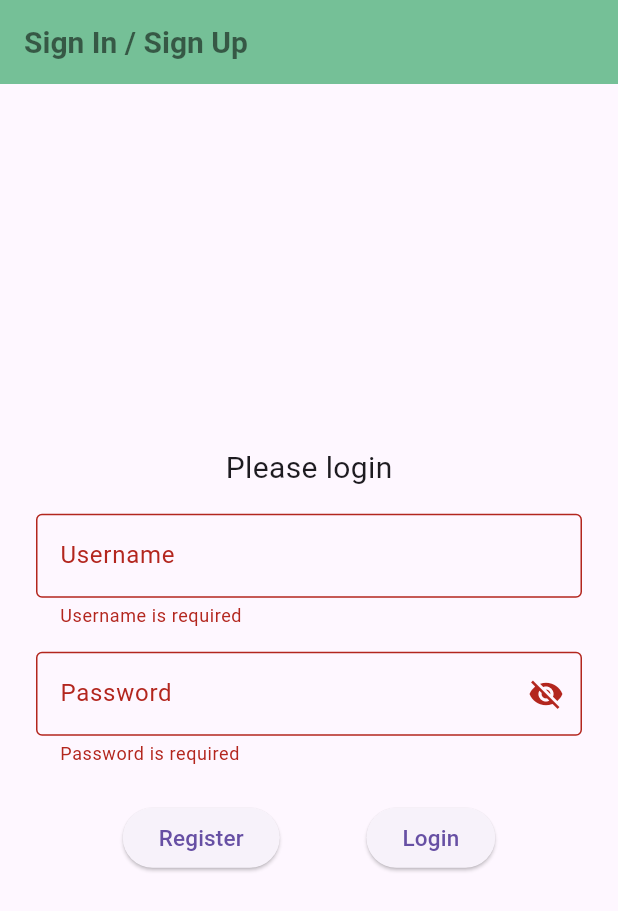
After one commit to jipparchus/KAKUSHIN, a Flutter app: the screen it shows after launch, after a tap on "Register", on a phone screen of 412 x 824 dp. The commit adds this screen. Shown: the top 911 px of the screen. Run offline on Flutter 3.47's test engine with Material 3 defaults, Android fonts, the light colour scheme and no system bars; our stand-ins replace chewie, file_picker, flutter_riverpod, percent_indicator, video_player.

Commit message:
Cleaned the code. Made the Register/Login page.

```diff
--- a/frontend/lib/main.dart
+++ b/frontend/lib/main.dart
@@ -1,85 +1,142 @@
 import 'package:flutter/material.dart';
 import 'package:flutter_riverpod/flutter_riverpod.dart';
-import 'package:frontend/pages/page_a.dart';
-import 'package:frontend/pages/page_b.dart';
-import 'package:frontend/pages/page_c.dart';
-import 'package:frontend/pages/page_d.dart';
-import 'package:frontend/pages/page_e.dart';
-import 'package:frontend/widgets/widget_side_menu.dart';
+import 'package:frontend/pages/page_auth.dart';
 
-main() {
-  const app = MaterialApp(
-    home: MyApp()
-    );
-  const scope = ProviderScope(child: app);
-  runApp(scope);
+// Provider
+// // Page index
+// final indexProvider = StateProvider((ref) {
+//   return 0;
+// });
+// AuthN state
+final isAuthenticatedProvider = StateProvider<bool>((ref) => false);
+
+void main() {
+  runApp(const ProviderScope(child: MyApp()));
 }
 
-// Provider
-final indexProvider = StateProvider((ref) {
-  return 0;
-});
-
-class MyApp extends ConsumerWidget {
+class MyApp extends StatelessWidget {
   const MyApp({super.key});
 
   @override
-  Widget build(BuildContext context, WidgetRef ref) {
-    // Index
-    final index = ref.watch(indexProvider);
-    // Items
-    const items = [
-      BottomNavigationBarItem(
-        icon: Icon(Icons.build),
-        label: 'Trim & Holding',
-      ),
-      BottomNavigationBarItem(
-        icon: Icon(Icons.crop),
-        label: 'Wall',
-      ),
-      BottomNavigationBarItem(
-        icon: Icon(Icons.polyline),
-        label: 'Key Points',
-      ),
-      BottomNavigationBarItem(
-        icon: Icon(Icons.view_in_ar),
-        label: '3D Animation',
-      ),
-      BottomNavigationBarItem(
-        icon: Icon(Icons.insights),
-        label: 'Analysis',
-      ),
-    ];
-
-    final bar = BottomNavigationBar(
-      items: items,
-      backgroundColor: const Color.fromARGB(255, 117, 192, 151),
-      selectedItemColor: Colors.black,
-      unselectedItemColor: const Color.fromARGB(255, 189, 186, 186),
-      currentIndex: index,
-      onTap: (index) {
-        // Change index
-        ref.read(indexProvider.notifier).state = index;
-      },
-    );
-
-    const pages = [
-      PageA(),
-      PageB(),
-      PageC(),
-      PageD(),
-      PageE(),
-    ];
-
-    // Drawer
-    const drawer = Drawer(
-      child: SideMenu(),
-    );
-
-    return Scaffold(
-      drawer: drawer,
-      body: pages[index],
-      bottomNavigationBar: bar,
+  Widget build(BuildContext context) {
+    return MaterialApp(
+      debugShowCheckedModeBanner: false,
+      home: const AuthPage(), // Always show AuthPage first
     );
   }
 }
+
+
+
+
+
+
+
+
+
+// void main() {
+//   runApp(
+//     const ProviderScope(
+//       child: RootApp(),
+//     ),
+//   );
+// }
+
+
+// class RootApp extends ConsumerWidget {
+//   const RootApp({super.key});
+
+//   @override
+//   Widget build(BuildContext context, WidgetRef ref) {
+//     final isAuthenticated = ref.watch(isAuthenticatedProvider);
+
+//     return MaterialApp(
+//       home: isAuthenticated ? const MyApp() : const AuthPage(),
+//     );
+//   }
+// }
+
+
+
+
+
+
+
+
+
+
+
+
+
+
+
+
+
+
+
+// // After Authenticated
+// class MyApp extends ConsumerWidget {
+//   const MyApp({super.key});
+
+//   @override
+//   Widget build(BuildContext context, WidgetRef ref) {
+//     // If authenticated
+//     // final isAuthenticated = ref.watch(isAuthenticatedProvider);
+//     // Index watched
+//     final index = ref.watch(indexProvider);
+//     // Items
+//     const items = [
+//       BottomNavigationBarItem(
+//         icon: Icon(Icons.build),
+//         label: 'Trim & Holding',
+//       ),
+//       BottomNavigationBarItem(
+//         icon: Icon(Icons.crop),
+//         label: 'Wall',
+//       ),
+//       BottomNavigationBarItem(
+//         icon: Icon(Icons.polyline),
+//         label: 'Key Points',
+//       ),
+//       BottomNavigationBarItem(
+//         icon: Icon(Icons.view_in_ar),
+//         label: '3D Animation',
+//       ),
+//       BottomNavigationBarItem(
+//         icon: Icon(Icons.insights),
+//         label: 'Analysis',
+//       ),
+//     ];
+
+//     final bar = BottomNavigationBar(
+//       items: items,
+//       backgroundColor: const Color.fromARGB(255, 117, 192, 151),
+//       selectedItemColor: Colors.black,
+//       unselectedItemColor: const Color.fromARGB(255, 189, 186, 186),
+//       currentIndex: index,
+//       onTap: (index) {
+//         // Change index
+//         ref.read(indexProvider.notifier).state = index;
+//       },
+//     );
+
+//     const pages = [
+//       PageA(),
+//       PageB(),
+//       PageC(),
+//       PageD(),
+//       PageE(),
+//     ];
+
+//     // Drawer
+//     const drawer = Drawer(
+//       child: SideMenu(),
+//     );
+
+//     return Scaffold(
+//       drawer: drawer,
+//       body: pages[index],
+//       bottomNavigationBar: bar,
+//     );
+//   }
+// }
--- /dev/null
+++ b/frontend/lib/pages/page_auth.dart
@@ -0,0 +1,175 @@
+import 'package:flutter/material.dart';
+import 'package:flutter_riverpod/flutter_riverpod.dart';
+import 'package:frontend/pages/page_main.dart';
+import 'package:frontend/utils/utils_auth_request.dart';
+
+// State providers
+// Authentication state
+final isAuthenticatedProvider = StateProvider<bool>((ref) => false);
+// Password visibility state
+final passwordVisibleProvider = StateProvider<bool>((ref) => false);
+// Status message
+final statusmessageProvider = StateProvider<String>((ref) => 'Please login');
+
+
+class AuthPage extends ConsumerStatefulWidget {
+  const AuthPage({super.key});
+
+  @override
+  ConsumerState<AuthPage> createState() => _AuthPageState();
+}
+
+class _AuthPageState extends ConsumerState<AuthPage> {
+  final _formKey = GlobalKey<FormState>();
+
+  final _usernameController = TextEditingController();
+  final _passwordController = TextEditingController();
+
+  @override
+  void dispose() {
+    _usernameController.dispose();
+    _passwordController.dispose();
+    super.dispose();
+  }
+
+  Future<void> _onAuthRequest(String authtype) async {
+
+    if (_formKey.currentState!.validate()) {
+      final username = _usernameController.text.trim();
+      final password = _passwordController.text;
+
+      try {
+        final response = await auth(authtype, username, password);
+        if (response == 200) { // Authenticated
+          ref.read(isAuthenticatedProvider.notifier).state = true;
+          ref.read(statusmessageProvider.notifier).state = '';
+          if (context.mounted) {
+            Navigator.pushReplacement(
+              context,
+              MaterialPageRoute(
+                builder: (_) => const MyApp(),  // App main page
+              ),
+            );
+          }
+        } else if (response == 400) {
+          ref.read(isAuthenticatedProvider.notifier).state = false;
+          ref.read(statusmessageProvider.notifier).state = '🙈 Username already exists';
+        } else if (response == 401) {
+          ref.read(isAuthenticatedProvider.notifier).state = false;
+          ref.read(statusmessageProvider.notifier).state = '🙊 Invalid credentials';
+        } else {
+          ref.read(isAuthenticatedProvider.notifier).state = false;
+          ref.read(statusmessageProvider.notifier).state = '🐒 Invalid credentials';
+        }
+      } catch (e, st) {
+        debugPrint('🦥 Login error: $e');
+          ref.read(isAuthenticatedProvider.notifier).state = false;
+        ref.read(statusmessageProvider.notifier).state = '🦥 Invalid credentials';
+      }
+    }
+  }
+
+  @override
+  Widget build(BuildContext context) {
+    final passwordVisible = ref.watch(passwordVisibleProvider);
+
+
+    return Scaffold(
+      appBar: AppBar(
+        title: const Text(
+          'Sign In / Sign Up',
+          style: TextStyle(
+                  fontSize: 20,
+                  fontWeight: FontWeight.bold,
+                  color: Colors.black54,
+                )
+          ),
+        backgroundColor: Color.fromARGB(255, 117, 192, 151),
+      ),
+      body: Padding(
+        padding: const EdgeInsets.all(24.0),
+        child: Form(
+          key: _formKey,
+          child: Column(
+            mainAxisAlignment: MainAxisAlignment.center,
+            crossAxisAlignment: CrossAxisAlignment.center,
+            children: [
+              // Status Code to from the server
+              Text(
+                ref.watch(statusmessageProvider),
+                style: TextStyle(
+                  fontSize: 20
+                ),
+              ),
+              const SizedBox(height: 16),
+              // Username
+              TextFormField(
+                controller: _usernameController,
+                decoration: const InputDecoration(
+                  labelText: 'Username',
+                  border: OutlineInputBorder(),
+                ),
+                validator: (val) {
+                  if (val == null || val.isEmpty) return 'Username is required';
+                  return null;
+                },
+              ),
+              const SizedBox(height: 16),
+
+              // Password
+              TextFormField(
+                controller: _passwordController,
+                obscureText: !passwordVisible,
+                decoration: InputDecoration(
+                  labelText: 'Password',
+                  border: const OutlineInputBorder(),
+                  suffixIcon: IconButton(
+                    icon: Icon(passwordVisible
+                        ? Icons.visibility
+                        : Icons.visibility_off),
+                    onPressed: () {
+                      ref.read(passwordVisibleProvider.notifier).state =
+                          !passwordVisible;
+                    },
+                  ),
+                ),
+                validator: (val) {
+                  if (val == null || val.isEmpty) return 'Password is required';
+                  if (val.length < 8) return 'Minimum 8 characters';
+                  if (!val.contains(RegExp(r'[!@#$%^&*(),.?":{}|<>]'))) {
+                    return 'Add at least 1 special character';
+                  }
+                  return null;
+                },
+              ),
+              const SizedBox(height: 24),
+              Row(
+                mainAxisAlignment: MainAxisAlignment.spaceEvenly,
+                children: [
+                  ElevatedButton(
+                    onPressed: () => _onAuthRequest('register'),
+                    child: const Text(
+                      'Register',
+                      style: TextStyle(
+                        fontSize: 15,
+                      ),
+                    ),
+                  ),
+                  ElevatedButton(
+                    onPressed: () =>_onAuthRequest('login'),
+                    child: const Text(
+                      'Login',
+                      style: TextStyle(
+                          fontSize: 15,
+                      ),
+                    ),
+                  ),
+                ],
+              ),
+            ],
+          ),
+        ),
+      ),
+    );
+  }
+}
--- /dev/null
+++ b/frontend/lib/utils/utils_auth_request.dart
@@ -0,0 +1,20 @@
+import 'dart:convert';
+
+import 'package:http/http.dart' as http;
+
+Future auth(String authtype, String username, String password) async {
+  // authtypes are 'register' or 'login'
+  final uri = Uri.parse('http://127.0.0.1:8000/auth/$authtype');
+
+  final response = await http.post(
+    uri,
+    headers: {
+      'Content-Type': 'application/json',
+    },
+    body: jsonEncode({
+      'username': username,
+      'password': password,
+    }),
+  );
+  return response.statusCode;
+}
--- a/frontend/pubspec.yaml
+++ b/frontend/pubspec.yaml
@@ -28,6 +28,7 @@ environment:
 # the latest version available on pub.dev. To see which dependencies have newer
 # versions available, run `flutter pub outdated`.
 dependencies:
+  # validators:
   percent_indicator:
   file_picker:
   video_player:
```
Also changed, not shown: frontend/lib/pages/page_main.dart (added, +81 -0 lines), frontend/lib/widgets/widget_side_menu.dart (+25 -2 lines), 8 other files.
